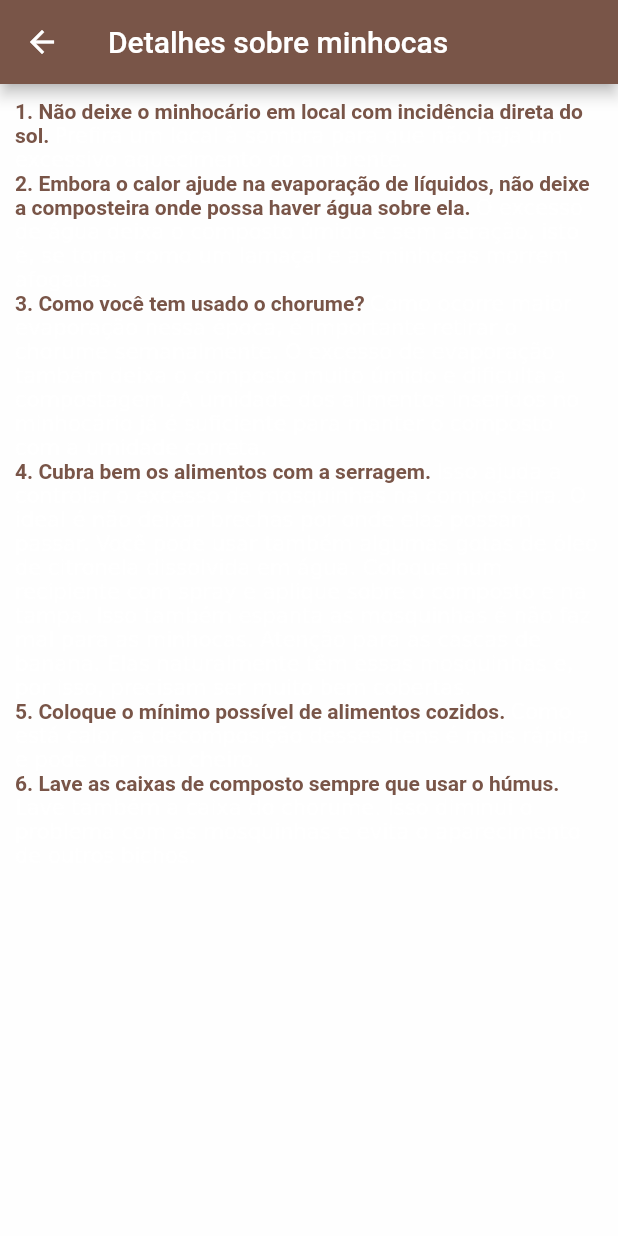
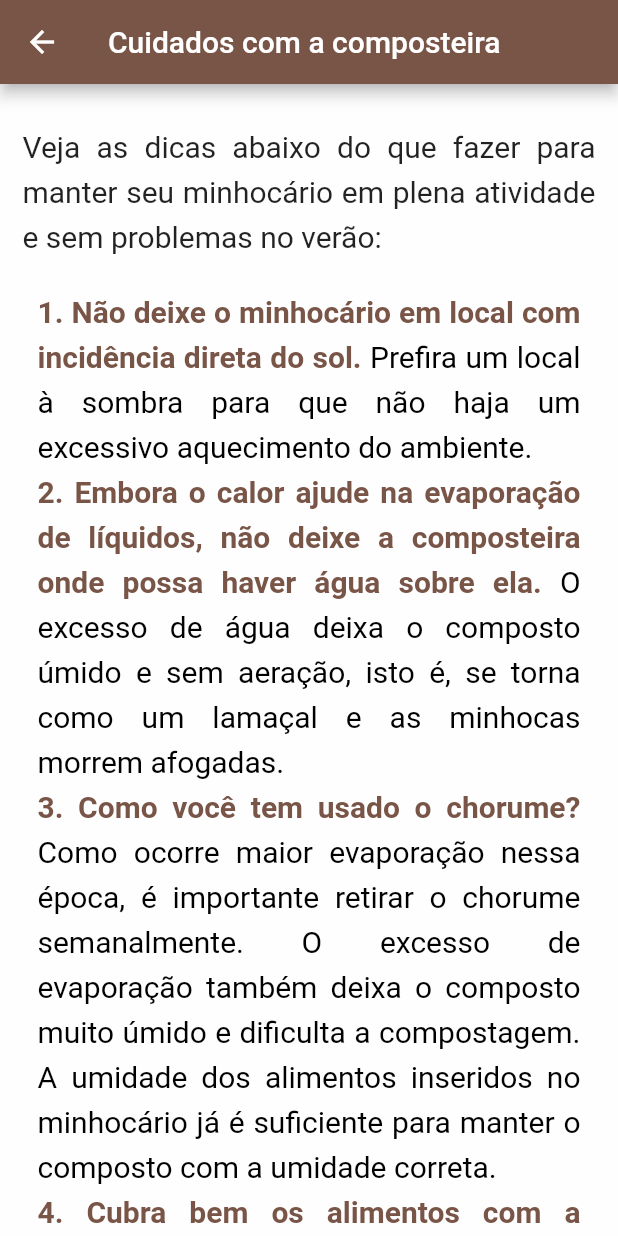
Before and after one commit to Ianara-cs/ciclo_vv, a Flutter app: the SummerCareScreen screen opened by its route, on a phone screen of 412 x 824 dp. Run offline on Flutter 3.47's test engine with Material 2 defaults, Android fonts, the light colour scheme and no system bars.

Commit message:
tela de detalhes sobre minhocas, tela de cuidados com a composteira

```diff
--- a/lib/main.dart
+++ b/lib/main.dart
@@ -1,7 +1,9 @@
+import 'package:ciclo_vv/src/pages/compostBinCareScreen/summer_care_screen.dart';
+import 'package:ciclo_vv/src/pages/compostBinCareScreen/winter_care_screen.dart';
 import 'package:ciclo_vv/src/pages/compostBinScreen/compost_bin_screen.dart';
 import 'package:ciclo_vv/src/pages/compoundsScreen/compounds_screen.dart';
+import 'package:ciclo_vv/src/pages/earthwormDetailsScreen/earthworm_details_screen.dart';
 import 'package:ciclo_vv/src/pages/home/home.dart';
-import 'package:ciclo_vv/src/pages/summerCareScreen/summer_care_screen.dart';
 import 'package:flutter/material.dart';
 
 void main() {
@@ -26,6 +28,8 @@ class MyApp extends StatelessWidget {
         '/compounds': (context) => const CompoundsScreen(),
         '/compostbin': (context) => const CompostBinStrcreen(),
         '/summercare': (context) => const SummerCareScreen(),
+        '/wintercare': (context) => const WinterCareScreen(),
+        '/earthwormdetails': (context) => const EarthwormDetailsScreen(),
       },
     );
   }
--- /dev/null
+++ b/lib/src/pages/compostBinCareScreen/components/custom_text.dart
@@ -0,0 +1,36 @@
+import 'package:flutter/material.dart';
+
+class CustomText extends StatelessWidget {
+  const CustomText({super.key, required this.parte1, required this.parte2});
+
+  final String parte1;
+  final String parte2;
+
+  @override
+  Widget build(BuildContext context) {
+    return Container(
+      padding: EdgeInsets.symmetric(horizontal: 10),
+      child: RichText(
+        textAlign: TextAlign.justify,
+        text: TextSpan(
+          style: const TextStyle(fontSize: 20, height: 1.5),
+          children: [
+            TextSpan(
+              text: parte1,
+              style: const TextStyle(
+                fontWeight: FontWeight.w700,
+                color: Colors.brown,
+              ),
+            ),
+            TextSpan(
+              text: parte2,
+              style: const TextStyle(
+                color: Colors.black,
+              ),
+            ),
+          ],
+        ),
+      ),
+    );
+  }
+}
--- /dev/null
+++ b/lib/src/pages/compostBinCareScreen/summer_care_screen.dart
@@ -0,0 +1,62 @@
+import 'package:ciclo_vv/src/pages/compostBinCareScreen/components/custom_text.dart';
+import 'package:flutter/material.dart';
+
+class SummerCareScreen extends StatefulWidget {
+  const SummerCareScreen({super.key});
+
+  @override
+  State<SummerCareScreen> createState() => _SummerCareScreenState();
+}
+
+class _SummerCareScreenState extends State<SummerCareScreen> {
+  @override
+  Widget build(BuildContext context) {
+    return Scaffold(
+      appBar: AppBar(title: const Text('Cuidados com a composteira')),
+      body: SingleChildScrollView(
+        child: Container(
+          margin: const EdgeInsets.symmetric(vertical: 25, horizontal: 15),
+          child: const Column(
+            children: [
+              Text(
+                'Veja as dicas abaixo do que fazer para manter seu minhocário em plena atividade e sem problemas no verão:',
+                style: TextStyle(fontSize: 20, height: 1.5),
+                textAlign: TextAlign.justify,
+              ),
+              SizedBox(
+                height: 20,
+              ),
+              CustomText(
+                  parte1:
+                      '1. Não deixe o minhocário em local com incidência direta do sol. ',
+                  parte2:
+                      'Prefira um local à sombra para que não haja um excessivo aquecimento do ambiente.'),
+              CustomText(
+                  parte1:
+                      '2. Embora o calor ajude na evaporação de líquidos, não deixe a composteira onde possa haver água sobre ela. ',
+                  parte2:
+                      'O excesso de água deixa o composto úmido e sem aeração, isto é, se torna como um lamaçal e as minhocas morrem afogadas.'),
+              CustomText(
+                  parte1: '3. Como você tem usado o chorume? ',
+                  parte2:
+                      'Como ocorre maior evaporação nessa época, é importante retirar o chorume semanalmente. O excesso de evaporação também deixa o composto muito úmido e dificulta a compostagem. A umidade dos alimentos inseridos no minhocário já é suficiente para manter o composto com a umidade correta.'),
+              CustomText(
+                  parte1: '4. Cubra bem os alimentos com a serragem. ',
+                  parte2:
+                      'Isso ajuda a controlar o excesso de mosquinhas na composteira. O ideal é não deixar brechas por onde elas possam passar. Você pode usar também algumas gotas de óleo de citronela dissolvida em água. Coloque num recipiente com spray e aplique sobre o composto e na tampa. Isso também espanta as mosquinhas é não faz mal para as minhocas. Atenção para as cascas de banana. Elas naturalmente têm essas mosquinhas e, por isso, precisam ser muito bem cobertas.'),
+              CustomText(
+                  parte1: '5. Coloque o mínimo possível de alimentos cozidos. ',
+                  parte2:
+                      'Como está calor, a decomposição desses itens é mais rápida e pode dar mau cheiro.'),
+              CustomText(
+                  parte1:
+                      '6. Lave as caixas de composto sempre que usar o húmus. ',
+                  parte2:
+                      ' Lave também a caixa do chorume. Isso diminui o problema com as mosquinhas e evita o aparecimento de outros bichos.'),
+            ],
+          ),
+        ),
+      ),
+    );
+  }
+}
--- a/lib/src/pages/compoundScreen/compound_screen.dart
+++ b/lib/src/pages/compoundScreen/compound_screen.dart
@@ -74,6 +74,7 @@ class _CompoundScreenState extends State<CompoundScreen> {
                                 height: 1.5,
                                 fontSize: 16,
                               ),
+                              textAlign: TextAlign.justify,
                             ),
                           ),
                         ),
--- a/lib/src/pages/summerCareScreen/components/custom_text.dart
+++ /dev/null
@@ -1,26 +0,0 @@
-import 'package:flutter/material.dart';
-
-class CustomText extends StatelessWidget {
-  const CustomText({super.key, required this.parte1, required this.parte2});
-
-  final String parte1;
-  final String parte2;
-
-  @override
-  Widget build(BuildContext context) {
-    return RichText(
-      text: TextSpan(
-        children: [
-          TextSpan(
-            text: parte1,
-            style: const TextStyle(
-              fontWeight: FontWeight.w700,
-              color: Colors.brown,
-            ),
-          ),
-          TextSpan(text: parte2),
-        ],
-      ),
-    );
-  }
-}
--- a/lib/src/pages/summerCareScreen/summer_care_screen.dart
+++ /dev/null
@@ -1,64 +0,0 @@
-import 'package:ciclo_vv/src/pages/summerCareScreen/components/custom_text.dart';
-import 'package:flutter/material.dart';
-
-class SummerCareScreen extends StatefulWidget {
-  const SummerCareScreen({super.key});
-
-  @override
-  State<SummerCareScreen> createState() => _SummerCareScreenState();
-}
-
-class _SummerCareScreenState extends State<SummerCareScreen> {
-  @override
-  Widget build(BuildContext context) {
-    return Scaffold(
-      appBar: AppBar(title: Text('Detalhes sobre minhocas')),
-      body: Container(
-        margin: const EdgeInsets.symmetric(vertical: 10, horizontal: 10),
-        child: Column(
-          children: [
-            RichText(
-              text: const TextSpan(
-                children: [
-                  TextSpan(
-                    text:
-                        '1. Não deixe o minhocário em local com incidência direta do sol. ',
-                    style: TextStyle(
-                      fontWeight: FontWeight.w700,
-                      color: Colors.brown,
-                    ),
-                  ),
-                  TextSpan(
-                      text:
-                          'Prefira um local à sombra para que não haja um excessivo aquecimento do ambiente.'),
-                ],
-              ),
-            ),
-            const CustomText(
-                parte1:
-                    '2. Embora o calor ajude na evaporação de líquidos, não deixe a composteira onde possa haver água sobre ela. ',
-                parte2:
-                    'O excesso de água deixa o composto úmido e sem aeração, isto é, se torna como um lamaçal e as minhocas morrem afogadas.'),
-            const CustomText(
-                parte1: '3. Como você tem usado o chorume? ',
-                parte2:
-                    'Como ocorre maior evaporação nessa época, é importante retirar o chorume semanalmente. O excesso de evaporação também deixa o composto muito úmido e dificulta a compostagem. A umidade dos alimentos inseridos no minhocário já é suficiente para manter o composto com a umidade correta.'),
-            const CustomText(
-                parte1: '4. Cubra bem os alimentos com a serragem. ',
-                parte2:
-                    'Isso ajuda a controlar o excesso de mosquinhas na composteira. O ideal é não deixar brechas por onde elas possam passar. Você pode usar também algumas gotas de óleo de citronela dissolvida em água. Coloque num recipiente com spray e aplique sobre o composto e na tampa. Isso também espanta as mosquinhas é não faz mal para as minhocas. Atenção para as cascas de banana. Elas naturalmente têm essas mosquinhas e, por isso, precisam ser muito bem cobertas.'),
-            const CustomText(
-                parte1: '5. Coloque o mínimo possível de alimentos cozidos. ',
-                parte2:
-                    'Como está calor, a decomposição desses itens é mais rápida e pode dar mau cheiro.'),
-            const CustomText(
-                parte1:
-                    '6. Lave as caixas de composto sempre que usar o húmus. ',
-                parte2:
-                    ' Lave também a caixa do chorume. Isso diminui o problema com as mosquinhas e evita o aparecimento de outros bichos.'),
-          ],
-        ),
-      ),
-    );
-  }
-}
--- a/pubspec.yaml
+++ b/pubspec.yaml
@@ -62,6 +62,7 @@ flutter:
     - images/lata_lixo.png
     - images/composteira.png
     - images/problemas.png
+    - images/minhocas.jpg
     - images/compounds/carne.jpg
     - images/compounds/Legumes.jpg
     - images/compounds/frutas.jpg
```
Also changed, not shown: lib/src/pages/compostBinCareScreen/winter_care_screen.dart (added, +54 -0 lines), lib/src/pages/compostBinScreen/compost_bin_screen.dart (+4 -3 lines), lib/src/pages/earthwormDetailsScreen/earthworm_details_screen.dart (added, +80 -0 lines), images/minhocas.jpg (added).
